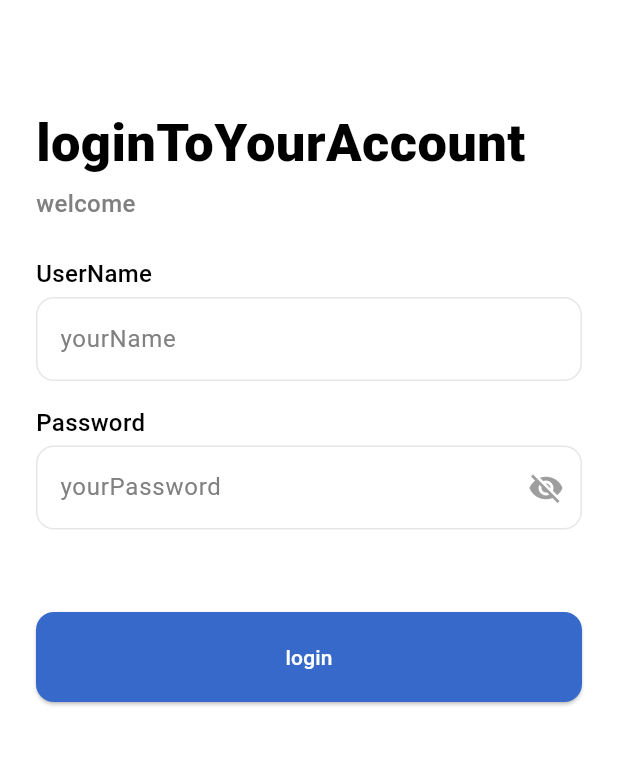
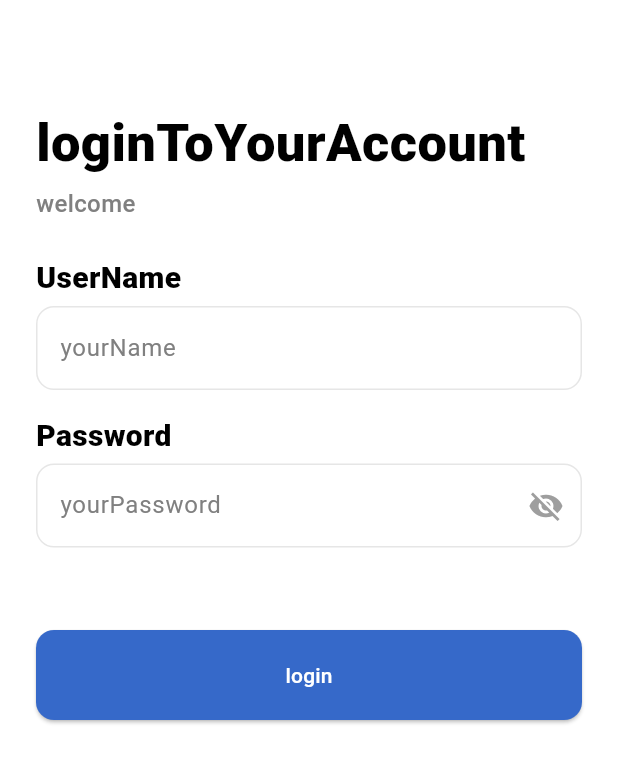
Before and after one commit to ranamohyy/men_store_cis_training, a Flutter app: the screen it shows after launch, on a phone screen of 412 x 824 dp. Shown: the top 763 px of the screen. Run offline on Flutter 3.47's test engine with Material 3 defaults, Android fonts, the phone set to English and light mode, and no system bars; our stand-ins replace dio, easy_localization, flutter_bloc, flutter_svg, lottie, pretty_dio_logger; missing offline and left inert: animated_snack_bar.

Commit message:
add styles

```diff
--- a/lib/core/helpers/app_text_styles.dart
+++ b/lib/core/helpers/app_text_styles.dart
@@ -1,4 +1,5 @@
 import 'package:flutter/material.dart';
+import 'package:men_store_cis_training/core/helpers/app_colors.dart';
 
 class AppTextStyles{
   static const kHeadTextStyle32=TextStyle(
@@ -12,9 +13,25 @@ class AppTextStyles{
     fontWeight: FontWeight.w500
   );
   static const kTextStyle16MediumBlack=TextStyle(
+    fontSize: 20,
+    color: Colors.black,
+    fontWeight: FontWeight.w800
+  );
+  static const kTextStyle16MediumGrey=TextStyle(
     fontSize: 16,
+    color: AppColors.boldGreyColor,
+    fontWeight: FontWeight.w500
+  );
+  static const kTextStyle24MediumBlack=TextStyle(
+    fontSize: 24,
     color: Colors.black,
-    fontWeight: FontWeight.w500
+    fontWeight: FontWeight.w700
+  );
+  static const kTextStyle16UnderLineMediumBlack= TextStyle(
+      fontSize: 16,
+      fontWeight: FontWeight.w600,
+      color: Colors.black,
+      decoration: TextDecoration.underline
   );
   static const kTextStyle14MediumWhite=TextStyle(
     fontSize: 14,
```
